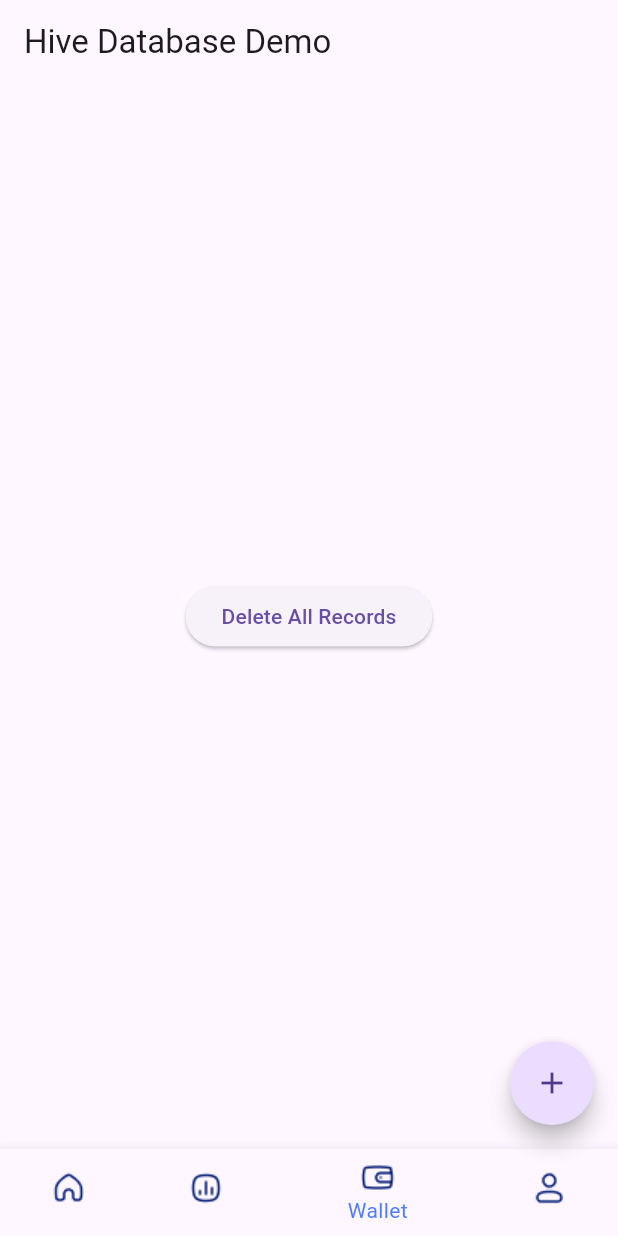
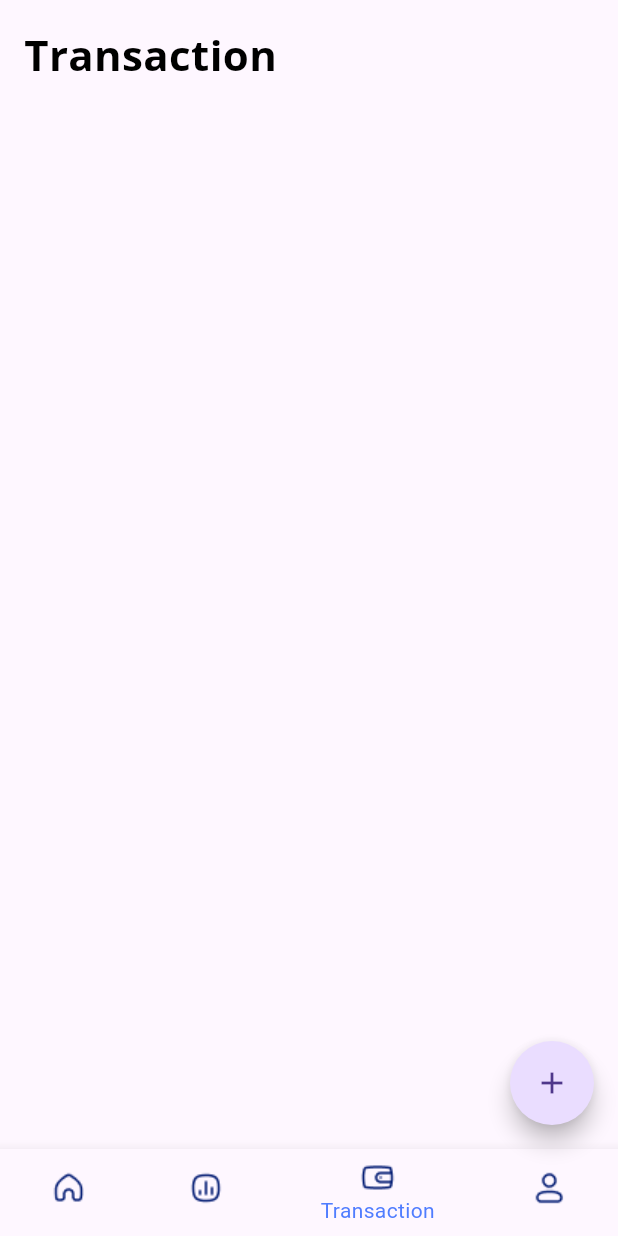
Before and after one commit to ashiqu-ali/expense-tracker, a Flutter app: the screen it shows after launch, item 3 of the bottom bar chosen, on a phone screen of 412 x 824 dp. Run offline on Flutter 3.47's test engine with Material 3 defaults, Android fonts, the phone set to English and light mode, and no system bars; our stand-ins replace google_fonts, hive, hive_flutter; accounts and stored records are empty; Roboto replaces fonts that are missing (GoogleFonts.poppins).

Commit message:
transaction page completed

```diff
--- a/lib/pages/home_page.dart
+++ b/lib/pages/home_page.dart
@@ -66,11 +66,13 @@ class _HomePageState extends State<HomePage> {
             if (snapshot.hasData) {
               getTotalBalance(snapshot.data!);
               return ListView(
+                physics: const BouncingScrollPhysics(),
                 children: [
                   const HomeProfile(),
                   TotalBalance(totalBalance: totalBalance, totalIncome: totalIncome, totalExpense: totalExpense),
                   const Heading(headng: "Recent Transaction"),
-                  RecentTransaction(data: snapshot.data!)
+                  RecentTransaction(data: snapshot.data!),
+                  SizedBox(height: large)
                 ],
               );
             } else {
--- a/lib/pages/main_page.dart
+++ b/lib/pages/main_page.dart
@@ -3,6 +3,8 @@ import 'package:expense_tracker/componets/heading.dart';
 import 'package:expense_tracker/pages/demoPage.dart';
 import 'package:expense_tracker/pages/home_page.dart';
 import 'package:expense_tracker/pages/profile_page.dart';
+import 'package:expense_tracker/pages/summary_page.dart';
+import 'package:expense_tracker/pages/transaction_page.dart';
 import 'package:expense_tracker/utils/style.dart';
 import 'package:flutter/material.dart';
 
@@ -19,8 +21,8 @@ class _MainPageState extends State<MainPage> {
   Widget buildTabContent(int index){
     switch(index){
       case 0:return const HomePage();
-      case 1:return Container();
-      case 2:return DeleteHive();
+      case 1:return SummaryChart();
+      case 2:return TransactionPage();
       case 3:return const ProfilePage();
       default:return const HomePage();
 
@@ -47,7 +49,7 @@ class _MainPageState extends State<MainPage> {
         items: [
           BottomNavigationBarItem(icon: Image.asset("assets/icons/home.png"), label: 'Home'),
           BottomNavigationBarItem(icon: Image.asset("assets/icons/chart-vertical.png"), label: 'Stat'),
-          BottomNavigationBarItem(icon: Image.asset("assets/icons/wallet.png"), label: 'Wallet'),
+          BottomNavigationBarItem(icon: Image.asset("assets/icons/wallet.png"), label: 'Transaction'),
           BottomNavigationBarItem(icon: Image.asset("assets/icons/user.png"), label: 'Account')
         ],
 
--- /dev/null
+++ b/lib/pages/transaction_page.dart
@@ -0,0 +1,33 @@
+import 'package:expense_tracker/componets/heading.dart';
+import 'package:expense_tracker/componets/transaction_tile.dart';
+import 'package:expense_tracker/controller/db_helper.dart';
+import 'package:flutter/material.dart';
+
+class TransactionPage extends StatelessWidget {
+  TransactionPage({super.key});
+
+  DbHelper dbHelper = DbHelper();
+
+  @override
+  Widget build(BuildContext context) {
+    return Scaffold(
+      body: FutureBuilder<List<Map<dynamic,dynamic>>>(
+        future: dbHelper.fetch(),
+        builder: (context, snapshot){
+          if(snapshot.hasError){
+            return const Center(child: Text('Unexpected Error!'));
+          }if(snapshot.hasData){
+            return ListView(
+              children: [
+                const Heading(headng: "Transaction"),
+                Transaction(length: snapshot.data!.length, data: snapshot.data!)
+              ],
+            );
+          } else {
+            return const Center(child: Text('List Empty'));
+          }
+        }
+      ),
+    );
+  }
+}
--- a/lib/utils/style.dart
+++ b/lib/utils/style.dart
@@ -32,6 +32,7 @@ TextStyle heading4 = GoogleFonts.poppins(
     fontWeight: FontWeight.w600,color: heading,fontSize: 14);
 
 //sizes
-var medium = 30.0;
-var small = 16.0;
-var xsmall = 10.0;
+double large =  40.0;
+double medium = 30.0;
+double small = 16.0;
+double xsmall = 10.0;
--- a/pubspec.yaml
+++ b/pubspec.yaml
@@ -39,6 +39,7 @@ dependencies:
   hive: ^2.2.3
   flutter_snake_navigationbar: ^0.6.1
   hive_flutter: ^1.1.0
+  fl_chart: ^0.66.1
 
 dev_dependencies:
   flutter_test:
```
Also changed, not shown: pubspec.lock.
